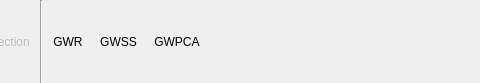
This is gwmtoolbar.ui in GWmodel-Lab/GWmodelS as Qt 5 draws it before an edit; both pictures show x 683 to 1163 and y 0 to 83 of the 1285 by 83 pixel window. The edited form follows.
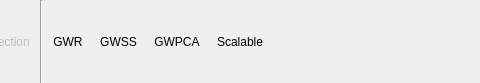
This is the edited form. Icons and pictures are not drawn.

Patch:
```diff
--- a/gwmtoolbar.ui
+++ b/gwmtoolbar.ui
@@ -364,6 +364,16 @@
      </property>
     </widget>
    </item>
+   <item>
+    <widget class="QToolButton" name="gwmScalableGWRBtn">
+     <property name="text">
+      <string>Scalable</string>
+     </property>
+     <property name="autoRaise">
+      <bool>true</bool>
+     </property>
+    </widget>
+   </item>
    <item>
     <spacer name="horizontalSpacer">
      <property name="orientation">
```
